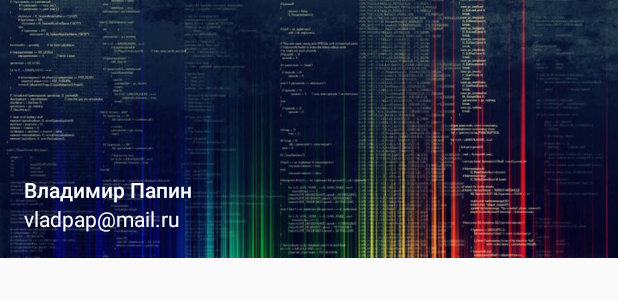
After one commit to vladpap/DevIntensive, an Android app: the layout drewer_header.xml on its own in the app's theme, with its tools: preview values and no code run, on a phone screen of 412 x 824 dp. The commit adds this screen. Shown: the top 300 px of the screen. Run offline under Robolectric (Android 15) with nearby library versions, the phone set to English and light mode, and no system bars.

Commit message:
Create NavigationView

```diff
--- a/app/src/main/res/layout/activity_main.xml
+++ b/app/src/main/res/layout/activity_main.xml
@@ -1,6 +1,7 @@
 <?xml version="1.0" encoding="utf-8"?>
 <android.support.v4.widget.DrawerLayout
     xmlns:android="http://schemas.android.com/apk/res/android"
+    xmlns:app="http://schemas.android.com/apk/res-auto"
     xmlns:tools="http://schemas.android.com/tools"
     android:layout_width="match_parent"
     android:layout_height="match_parent"
@@ -236,4 +237,14 @@
             </android.support.v4.widget.NestedScrollView>
         </LinearLayout>
     </android.support.design.widget.CoordinatorLayout>
+
+    <android.support.design.widget.NavigationView
+        android:id="@+id/navigation_view"
+        android:layout_width="match_parent"
+        android:layout_height="match_parent"
+        android:layout_gravity="left"
+        app:headerLayout="@layout/drewer_header"
+        app:menu="@menu/drawer_menu">
+
+    </android.support.design.widget.NavigationView>
 </android.support.v4.widget.DrawerLayout>
--- /dev/null
+++ b/app/src/main/res/layout/drewer_header.xml
@@ -0,0 +1,44 @@
+<?xml version="1.0" encoding="utf-8"?>
+<RelativeLayout
+    xmlns:android="http://schemas.android.com/apk/res/android"
+    android:layout_width="match_parent"
+    android:layout_height="172dp"
+    android:background="@drawable/header_bg"
+    android:paddingBottom="@dimen/spacing_small_8"
+    android:paddingLeft="@dimen/spacing_normal_16"
+    android:paddingRight="@dimen/spacing_normal_16"
+    android:paddingTop="@dimen/spacing_medial_24">
+
+    <ImageView
+        android:layout_width="60dp"
+        android:layout_height="60dp"
+        android:layout_marginTop="@dimen/spacing_normal_16"/>
+
+    <LinearLayout
+        android:layout_width="match_parent"
+        android:layout_height="@dimen/size_medium_56"
+        android:layout_alignParentBottom="true"
+        android:gravity="center_vertical"
+        android:orientation="vertical">
+
+        <TextView
+            android:id="@+id/user_name_text"
+            android:layout_width="match_parent"
+            android:layout_height="wrap_content"
+            android:fontFamily="sans-serif-medium"
+            android:text="Владимир Папин"
+            android:textColor="@color/color_white"
+            android:textSize="14sp"/>
+
+        <TextView
+            android:id="@+id/user_email_text"
+            android:layout_width="match_parent"
+            android:layout_height="wrap_content"
+            android:fontFamily="sans-serif"
+            android:text="vladpap@mail.ru"
+            android:textColor="@color/color_white"
+            android:textSize="14sp"/>
+
+    </LinearLayout>
+
+</RelativeLayout>
```
Also changed, not shown: app/src/main/res/drawable/header_bg.jpg (added).
